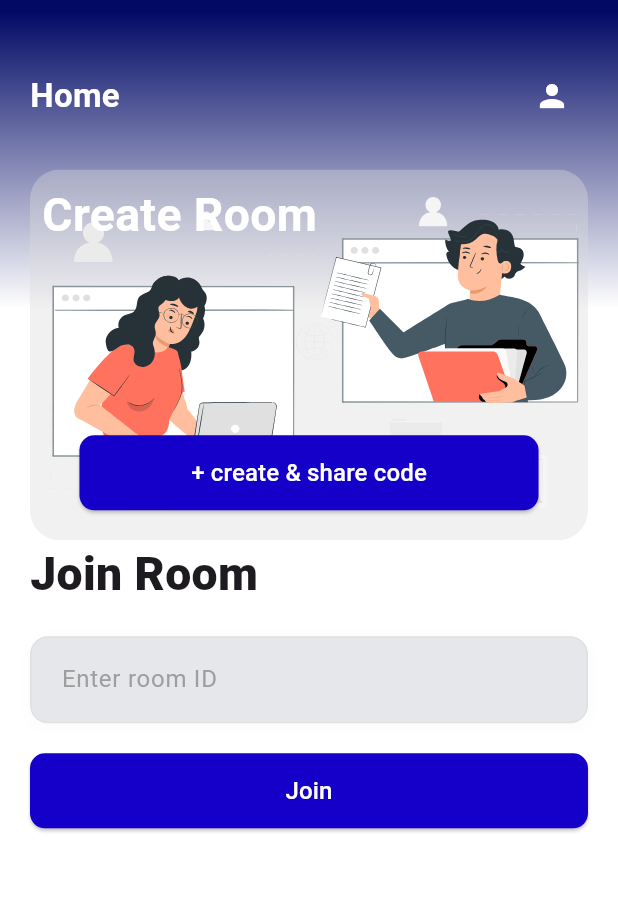
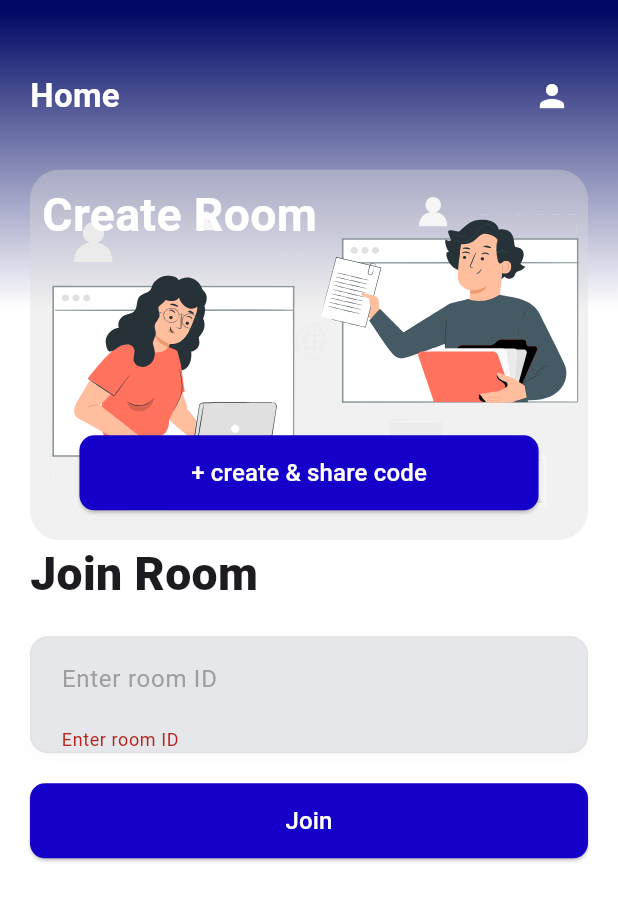
Before and after one commit to Amr-3li/video-call-app, a Flutter app: the VideoCallHomeScreen screen opened directly, after a tap on "Join", on a phone screen of 412 x 824 dp. Shown: the top 901 px of the screen. Run offline on Flutter 3.47's test engine with Material 3 defaults, Android fonts, the phone set to English and light mode, and no system bars; our stand-ins replace bloc, cloud_firestore, dartz, device_preview, firebase_auth, firebase_core and 8 more; missing offline and left inert: stream_video, stream_video_flutter; accounts and stored records are empty.

Commit message:
finish project and make read me file

```diff
--- a/lib/presentation/views/pages/video_call_home_page.dart
+++ b/lib/presentation/views/pages/video_call_home_page.dart
@@ -2,13 +2,15 @@ import 'package:flutter/material.dart';
 import 'package:flutter_bloc/flutter_bloc.dart';
 import 'package:vedio_call/core/dapendency_injection/get_it.dart';
 import 'package:vedio_call/core/services/animation_of_routs.dart';
+import 'package:vedio_call/core/services/font_size_handeler.dart';
 import 'package:vedio_call/data/repo/auth/auth_repo.dart';
+import 'package:vedio_call/data/repo/video_call/make_call_repo.dart';
 import 'package:vedio_call/presentation/cubit/auth/auth_cubit.dart';
 import 'package:vedio_call/presentation/cubit/get_user/get_user_cubit.dart';
+import 'package:vedio_call/presentation/cubit/make_call/make_call_cubit.dart';
 import 'package:vedio_call/presentation/views/pages/profile_screen.dart';
-import 'package:vedio_call/presentation/views/pages/splash_screan.dart';
 import 'package:vedio_call/presentation/views/widgets/background_app.dart';
-import 'package:vedio_call/presentation/views/widgets/button_widget.dart';
+import 'package:vedio_call/presentation/views/widgets/input_text_home.dart';
 import 'package:vedio_call/presentation/views/widgets/row_appbaer.dart';
 
 import '../widgets/create_room_container.dart';
@@ -19,9 +21,15 @@ class VideoCallHomeScreen extends StatelessWidget {
 
   @override
   Widget build(BuildContext context) {
+    TextEditingController roomIdController = TextEditingController();
+    GlobalKey<FormState> formKey = GlobalKey<FormState>();
     return Scaffold(
       body: BackgroundApp(
-        child: Column(
+        child: BlocProvider(
+          create: (context) => MakeCallCubit(getIt<MakeCallRepo>()),
+          child: Form(
+            key: formKey,
+            child: ListView(
               children: [
                 RowAppbar(
                   title: "Home",
@@ -33,7 +41,8 @@ class VideoCallHomeScreen extends StatelessWidget {
                           MultiBlocProvider(
                             providers: [
                               BlocProvider(
-                            create: (context) => AuthCubit(getIt<AuthRepo>()),
+                                create: (context) =>
+                                    AuthCubit(getIt<AuthRepo>()),
                               ),
                               BlocProvider(
                                 create: (context) =>
@@ -50,9 +59,22 @@ class VideoCallHomeScreen extends StatelessWidget {
                   ),
                 ),
                 CreateRoomContainer(),
-            JoinRoomContainer(),
-            Spacer(),
+                Text(
+                  "Join Room",
+                  style: TextStyle(
+                    fontSize: getResposiveSize(context, fontSize: 30),
+                    fontWeight: FontWeight.w900,
+                  ),
+                ),
+                const SizedBox(height: 20),
+                InputTextHome(roomIdController: roomIdController),
+                JoinRoomContainer(
+                  formKey: formKey,
+                  roomIdController: roomIdController,
+                ),
               ],
+            ),
+          ),
         ),
       ),
     );
--- a/lib/presentation/views/widgets/create_room_container.dart
+++ b/lib/presentation/views/widgets/create_room_container.dart
@@ -1,7 +1,7 @@
 import 'package:flutter/material.dart';
 import 'package:lottie/lottie.dart';
 import 'package:vedio_call/presentation/views/widgets/button_widget.dart';
-import 'package:vedio_call/presentation/views/widgets/new_meeting_page.dart';
+import 'package:vedio_call/presentation/views/pages/new_meeting_page.dart';
 
 import '../../../core/constants/animations.dart';
 import '../../../core/constants/colors.dart';
--- a/lib/presentation/views/widgets/join_room_container.dart
+++ b/lib/presentation/views/widgets/join_room_container.dart
@@ -1,56 +1,53 @@
 import 'package:flutter/material.dart';
-import 'package:vedio_call/core/constants/colors.dart';
+import 'package:flutter_bloc/flutter_bloc.dart';
+import 'package:skeletonizer/skeletonizer.dart';
+import 'package:vedio_call/core/services/animation_of_routs.dart';
+import 'package:vedio_call/core/services/permesions_checker.dart';
+import 'package:vedio_call/presentation/cubit/make_call/make_call_cubit.dart';
+import 'package:vedio_call/presentation/views/pages/call_page.dart';
 import 'package:vedio_call/presentation/views/widgets/button_widget.dart';
 
-import '../../../core/services/font_size_handeler.dart';
-
 class JoinRoomContainer extends StatelessWidget {
-  const JoinRoomContainer({super.key});
-
+  const JoinRoomContainer({
+    super.key,
+    required this.formKey,
+    required this.roomIdController,
+  });
+  final GlobalKey<FormState> formKey;
+  final TextEditingController roomIdController;
   @override
   Widget build(BuildContext context) {
-    final TextEditingController roomIdController = TextEditingController();
     return Column(
       crossAxisAlignment: CrossAxisAlignment.start,
       children: [
-        Text(
-          "Join Room",
-          style: TextStyle(
-            fontSize: getResposiveSize(context, fontSize: 30),
-            fontWeight: FontWeight.w900,
-          ),
+        const SizedBox(height: 20),
+        BlocConsumer<MakeCallCubit, MakeCallState>(
+          listener: (context, state) {
+            if (state is MakeCallSuccess) {
+              Navigator.push(
+                context,
+                PageAnimations.routeTransition(CallPage(call: state.call)),
+              );
+            }
+          },
+          builder: (context, state) {
+            if (state is MakeCallLoading) {
+              return const Skeletonizer(child: ButtonWidget(text: "Join"));
+            }
+            return ButtonWidget(
+              text: "Join",
+              onPressed: () async {
+                print("room id ${roomIdController.text}");
+                if (formKey.currentState!.validate()) {
+                  await PermissionsChecker.checkPermissions(context);
+                  await BlocProvider.of<MakeCallCubit>(
+                    context,
+                  ).makeCall(roomIdController.text);
+                }
+              },
+            );
+          },
         ),
-        const SizedBox(height: 20),
-        Container(
-          decoration: BoxDecoration(
-            color: MyColors.iconColor,
-            borderRadius: BorderRadius.circular(12),
-            border: Border.all(color: Colors.grey.shade300),
-            boxShadow: [
-              BoxShadow(
-                color: Colors.black.withOpacity(0.02),
-                blurRadius: 8,
-                offset: const Offset(0, 2),
-              ),
-            ],
-          ),
-
-          child: TextField(
-            controller: roomIdController,
-            decoration: const InputDecoration(
-              hintText: 'Enter room ID',
-              hintStyle: TextStyle(color: Colors.grey, fontSize: 16),
-              border: InputBorder.none,
-              contentPadding: EdgeInsets.symmetric(
-                horizontal: 20,
-                vertical: 16,
-              ),
-            ),
-            style: const TextStyle(fontSize: 16, color: Colors.black),
-          ),
-        ),
-        const SizedBox(height: 20),
-        ButtonWidget(text: "Join", onPressed: () {}),
       ],
     );
   }
--- a/pubspec.yaml
+++ b/pubspec.yaml
@@ -26,6 +26,7 @@ dependencies:
   lottie: ^3.3.1
   rive: ^0.13.20
   shared_preferences: ^2.5.3
+  skeletonizer: ^2.1.0+1
   stream_video: ^0.10.1
   stream_video_flutter: ^0.10.1
 
```
Also changed, not shown: WhatsApp Image 2025-08-06 at 12.54.52_1cdba2ac.jpg (deleted), pubspec.lock, 1 other file. Lines whose indentation alone changed are shown as unchanged.
